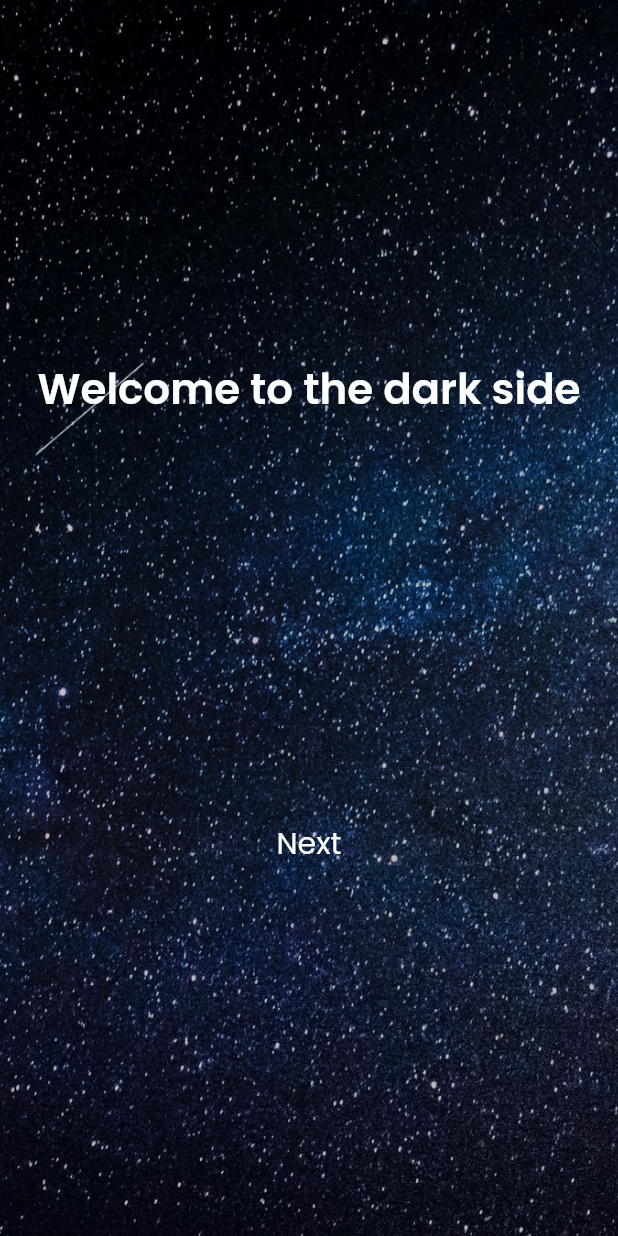
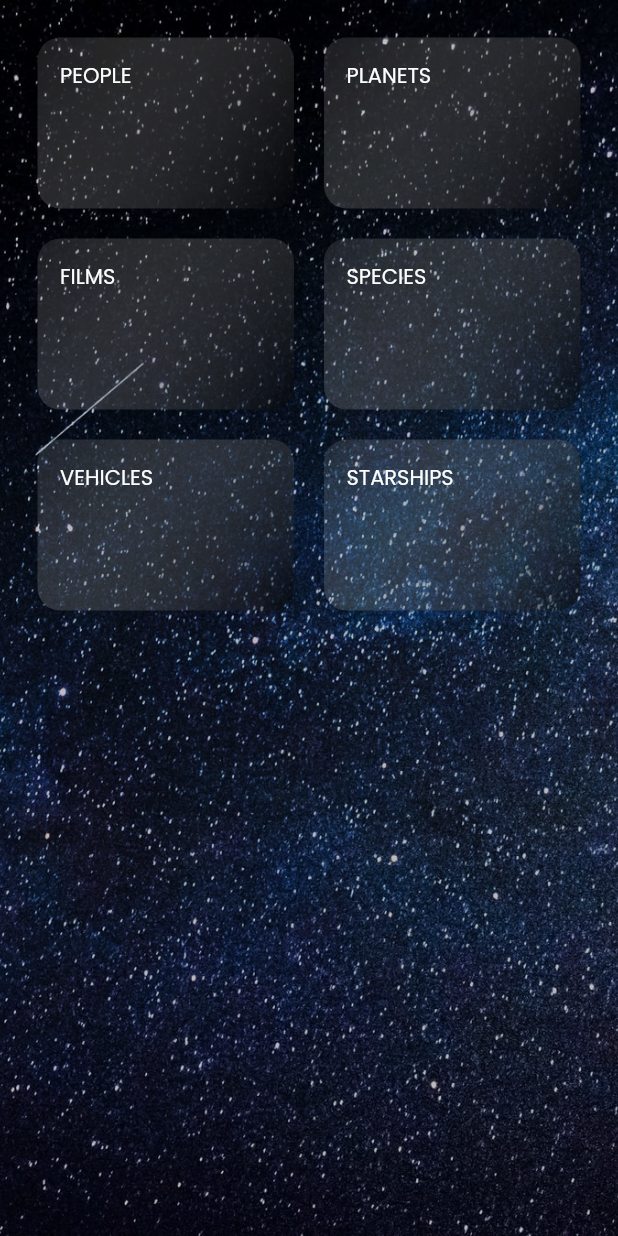
Before and after one commit to doraemonpup/flutter_starwars, a Flutter app: the screen it shows after launch, after a tap on "Next", on a phone screen of 412 x 824 dp. Run offline on Flutter 3.47's test engine with Material 2 defaults, Android fonts, the phone set to English and light mode, and no system bars.

Commit message:
update background widget (SafeArea) + add category screen

```diff
--- /dev/null
+++ b/lib/categories_data.dart
@@ -0,0 +1,34 @@
+import './models/category.dart';
+
+const CATEGORIES = const [
+  Category(
+    id: '1',
+    title: 'people',
+    link: 'https://swapi.dev/api/people/',
+  ),
+  Category(
+    id: '2',
+    title: 'planets',
+    link: 'https://swapi.dev/api/planets/',
+  ),
+  Category(
+    id: '3',
+    title: 'films',
+    link: 'https://swapi.dev/api/films/',
+  ),
+  Category(
+    id: '4',
+    title: 'species',
+    link: 'https://swapi.dev/api/species/',
+  ),
+  Category(
+    id: '5',
+    title: 'vehicles',
+    link: 'https://swapi.dev/api/vehicles/',
+  ),
+  Category(
+    id: '6',
+    title: 'starships',
+    link: 'https://swapi.dev/api/starships/',
+  ),
+];
--- a/lib/main.dart
+++ b/lib/main.dart
@@ -1,6 +1,7 @@
 import 'package:flutter/material.dart';
 
 import './screens/welcome_screen.dart';
+import './screens/category_screen.dart';
 
 void main() {
   runApp(MyApp());
@@ -33,7 +34,8 @@ class MyApp extends StatelessWidget {
       ),
       home: WelcomeScreen(),
       routes: {
-        WelcomeScreen.routeName: (ctx) => WelcomeScreen(),
+        // WelcomeScreen.routeName: (ctx) => WelcomeScreen(),
+        CategoryScreen.routeName: (ctx) => CategoryScreen(),
       },
     );
   }
--- /dev/null
+++ b/lib/models/category.dart
@@ -0,0 +1,13 @@
+import 'package:flutter/foundation.dart';
+
+class Category {
+  final String id;
+  final String title;
+  final String link;
+
+  const Category({
+    @required this.id,
+    @required this.title,
+    @required this.link,
+  });
+}
--- a/lib/screens/category_screen.dart
+++ b/lib/screens/category_screen.dart
@@ -0,0 +1,33 @@
+import 'package:flutter/material.dart';
+
+import '../widgets/background.dart';
+import '../widgets/category_item.dart';
+import '../categories_data.dart';
+
+class CategoryScreen extends StatelessWidget {
+  static const routeName = '/category';
+
+  @override
+  Widget build(BuildContext context) {
+    return Background(
+      child: GridView(
+        padding: const EdgeInsets.all(25),
+        children: CATEGORIES
+            .map(
+              (catData) => CategoryItem(
+                id: catData.id,
+                title: catData.title,
+                link: catData.link,
+              ),
+            )
+            .toList(),
+        gridDelegate: SliverGridDelegateWithMaxCrossAxisExtent(
+          maxCrossAxisExtent: 200,
+          childAspectRatio: 3 / 2,
+          crossAxisSpacing: 20,
+          mainAxisSpacing: 20,
+        ),
+      ),
+    );
+  }
+}
--- a/lib/screens/welcome_screen.dart
+++ b/lib/screens/welcome_screen.dart
@@ -1,10 +1,11 @@
 import 'package:flutter/material.dart';
 
 import '../widgets/background.dart';
+import './category_screen.dart';
 import '../constants.dart';
 
 class WelcomeScreen extends StatelessWidget {
-  static const routeName = '/welcome';
+  // static const routeName = '/welcome';
 
   @override
   Widget build(BuildContext context) {
@@ -33,7 +34,9 @@ class WelcomeScreen extends StatelessWidget {
                 'Next',
                 style: TextStyle(fontSize: 20),
               ),
-              onPressed: () {},
+              onPressed: () {
+                Navigator.of(context).pushNamed(CategoryScreen.routeName);
+              },
             ),
           ),
         ],
--- a/lib/widgets/background.dart
+++ b/lib/widgets/background.dart
@@ -20,7 +20,9 @@ class Background extends StatelessWidget {
                 Colors.black.withOpacity(0.75), BlendMode.dstATop),
           ),
         ),
-        child: child,
+        child: SafeArea(
+          child: child,
+        ),
       ),
     );
   }
--- /dev/null
+++ b/lib/widgets/category_item.dart
@@ -0,0 +1,40 @@
+import 'package:flutter/material.dart';
+
+class CategoryItem extends StatelessWidget {
+  final String id;
+  final String title;
+  final String link;
+
+  CategoryItem({
+    this.id,
+    this.title,
+    this.link,
+  });
+
+  @override
+  Widget build(BuildContext context) {
+    return InkWell(
+      splashColor: Theme.of(context).primaryColor,
+      borderRadius: BorderRadius.circular(15),
+      child: Container(
+        padding: EdgeInsets.all(15),
+        child: Text(
+          title.toUpperCase(),
+          style: TextStyle(color: Theme.of(context).primaryColor),
+        ),
+        decoration: BoxDecoration(
+          gradient: LinearGradient(
+            colors: [
+              Colors.white.withOpacity(0.1),
+              Colors.black.withOpacity(0.5),
+            ],
+            begin: Alignment.topLeft,
+            end: Alignment.bottomRight,
+          ),
+          borderRadius: BorderRadius.circular(15),
+        ),
+      ),
+      onTap: () {},
+    );
+  }
+}
--- a/pubspec.yaml
+++ b/pubspec.yaml
@@ -23,6 +23,7 @@ environment:
 dependencies:
   flutter:
     sdk: flutter
+  http: ^0.13.3
 
   # The following adds the Cupertino Icons font to your application.
   # Use with the CupertinoIcons class for iOS style icons.
```
